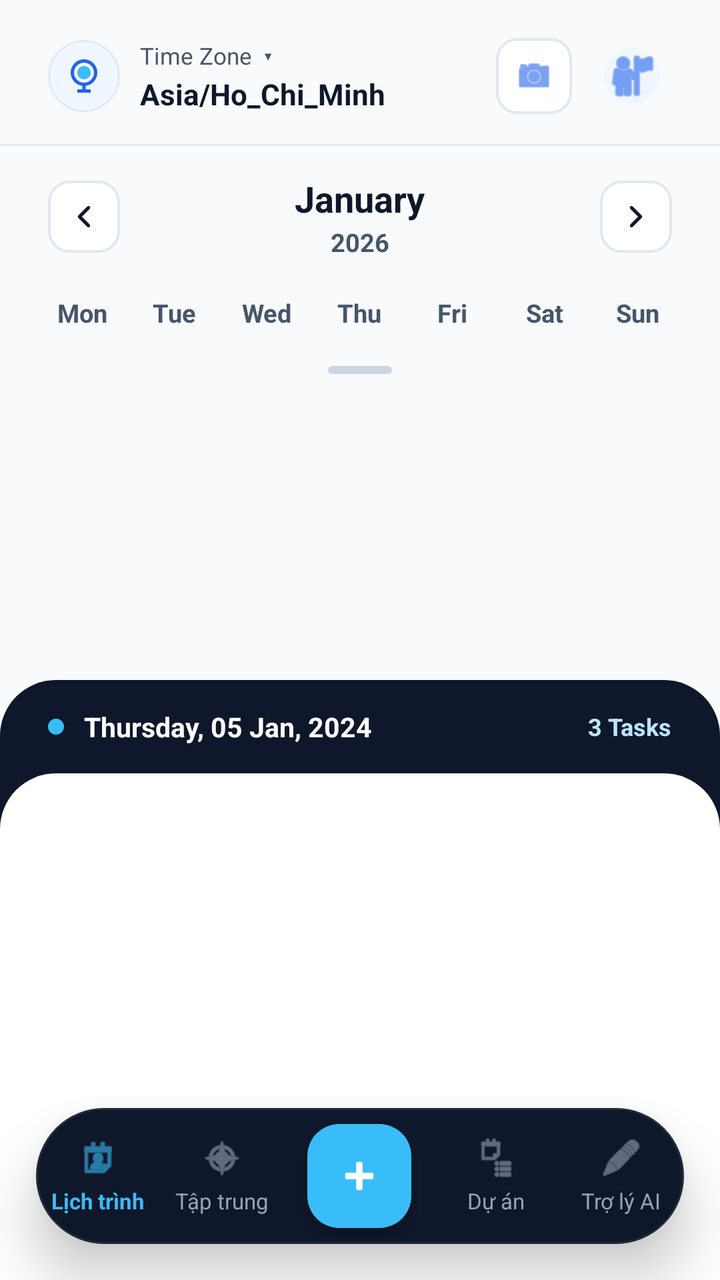
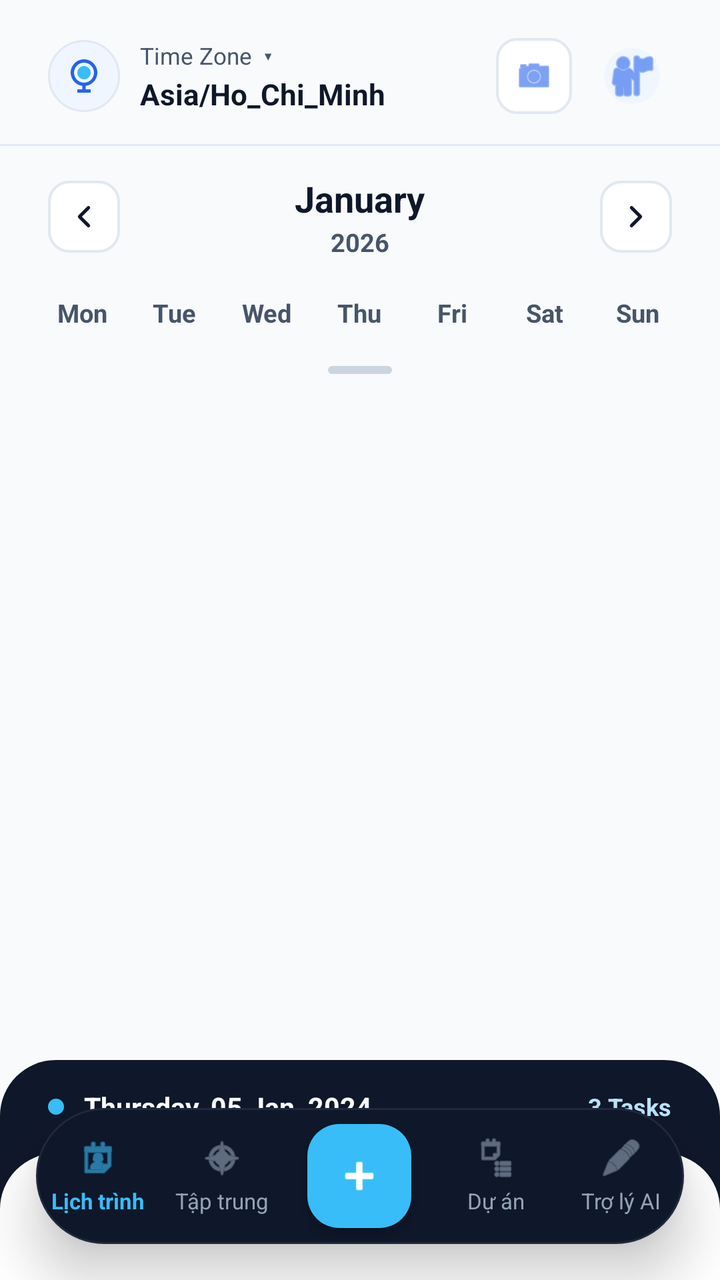

The first picture is an Android layout as it rendered before a commit; the second is the same layout after the commit. The layout source and the unified diff follow.
<!-- AndroidManifest.xml: application theme Theme.MyApplication -->
<!-- res/layout/activity_home.xml -->
<?xml version="1.0" encoding="utf-8"?>
<androidx.coordinatorlayout.widget.CoordinatorLayout
    xmlns:android="http://schemas.android.com/apk/res/android"
    xmlns:app="http://schemas.android.com/apk/res-auto"
    xmlns:tools="http://schemas.android.com/tools"
    android:layout_width="match_parent"
    android:layout_height="match_parent"
    android:background="@color/bg_main"
    tools:context=".ui.main.MainActivity">

    
    <androidx.core.widget.NestedScrollView
        android:id="@+id/scrollCalendar"
        android:layout_width="match_parent"
        android:layout_height="match_parent"
        android:clipToPadding="false"
        android:fillViewport="true"
        android:paddingBottom="240dp">

        <androidx.constraintlayout.widget.ConstraintLayout
            android:layout_width="match_parent"
            android:layout_height="wrap_content">

            
            <FrameLayout
                android:id="@+id/badgeTimeZoneIcon"
                android:layout_width="36dp"
                android:layout_height="36dp"
                android:layout_marginStart="24dp"
                android:layout_marginTop="20dp"
                android:background="@drawable/bg_timezone_badge"
                app:layout_constraintStart_toStartOf="parent"
                app:layout_constraintTop_toTopOf="parent">

                <ImageView
                    android:layout_width="20dp"
                    android:layout_height="20dp"
                    android:layout_gravity="center"
                    android:src="@drawable/ic_globe_timezone" />
            </FrameLayout>

            
            <LinearLayout
                android:id="@+id/layoutTimeZone"
                android:layout_width="wrap_content"
                android:layout_height="wrap_content"
                android:layout_marginStart="10dp"
                android:background="?attr/selectableItemBackground"
                android:clickable="true"
                android:focusable="true"
                android:orientation="vertical"
                android:paddingVertical="2dp"
                app:layout_constraintBottom_toBottomOf="@id/badgeTimeZoneIcon"
                app:layout_constraintStart_toEndOf="@id/badgeTimeZoneIcon"
                app:layout_constraintTop_toTopOf="@id/badgeTimeZoneIcon">

                <TextView
                    android:id="@+id/tvTimeZoneLabel"
                    android:layout_width="wrap_content"
                    android:layout_height="wrap_content"
                    android:text="Time Zone  ▾"
                    android:textColor="@color/text_secondary"
                    android:textSize="11.5sp" />

                <TextView
                    android:id="@+id/tvTimeZoneValue"
                    android:layout_width="wrap_content"
                    android:layout_height="wrap_content"
                    android:layout_marginTop="1dp"
                    android:text="Asia/Ho_Chi_Minh"
                    android:textColor="@color/text_primary"
                    android:textSize="14.5sp"
                    android:textStyle="bold" />
            </LinearLayout>

            
            <ImageView
                android:id="@+id/btnScanSchedule"
                android:layout_width="38dp"
                android:layout_height="38dp"
                android:layout_marginEnd="10dp"
                android:background="@drawable/bg_month_nav_btn"
                android:clickable="true"
                android:focusable="true"
                android:padding="9dp"
                android:src="@android:drawable/ic_menu_camera"
                app:layout_constraintBottom_toBottomOf="@id/imgAvatar"
                app:layout_constraintEnd_toStartOf="@id/imgAvatar"
                app:layout_constraintTop_toTopOf="@id/imgAvatar"
                app:tint="@color/brand_primary" />

            
            <com.google.android.material.imageview.ShapeableImageView
                android:id="@+id/imgAvatar"
                android:layout_width="40dp"
                android:layout_height="40dp"
                android:layout_marginEnd="24dp"
                android:background="@drawable/bg_timezone_badge"
                android:clickable="true"
                android:focusable="true"
                android:padding="6dp"
                android:scaleType="centerCrop"
                android:src="@android:drawable/ic_menu_myplaces"
                app:layout_constraintBottom_toBottomOf="@id/badgeTimeZoneIcon"
                app:layout_constraintEnd_toEndOf="parent"
                app:layout_constraintTop_toTopOf="@id/badgeTimeZoneIcon"
                app:shapeAppearanceOverlay="@style/CircleImageStyle"
                app:tint="@color/brand_primary" />

            
            <View
                android:id="@+id/dividerHeader"
                android:layout_width="match_parent"
                android:layout_height="1dp"
                android:layout_marginTop="16dp"
                android:background="@color/card_stroke"
                app:layout_constraintTop_toBottomOf="@id/badgeTimeZoneIcon" />

            
            <androidx.constraintlayout.widget.ConstraintLayout
                android:id="@+id/cardCalendarBento"
                android:layout_width="match_parent"
                android:layout_height="wrap_content"
                android:paddingTop="14dp"
                android:paddingBottom="10dp"
                app:layout_constraintTop_toBottomOf="@id/dividerHeader">

                
                <ImageButton
                    android:id="@+id/btnPrevMonth"
                    android:layout_width="36dp"
                    android:layout_height="36dp"
                    android:layout_marginStart="24dp"
                    android:background="@drawable/bg_month_nav_btn"
                    android:contentDescription="Tháng trước"
                    android:padding="9dp"
                    android:scaleType="fitCenter"
                    android:src="@drawable/ic_chevron_left"
                    app:layout_constraintBottom_toBottomOf="@id/layoutMonthTitleCenter"
                    app:layout_constraintStart_toStartOf="parent"
                    app:layout_constraintTop_toTopOf="@id/layoutMonthTitleCenter"
                    app:tint="@color/text_primary" />

                <LinearLayout
                    android:id="@+id/layoutMonthTitleCenter"
                    android:layout_width="wrap_content"
                    android:layout_height="wrap_content"
                    android:gravity="center"
                    android:orientation="vertical"
                    app:layout_constraintEnd_toStartOf="@id/btnNextMonth"
                    app:layout_constraintStart_toEndOf="@id/btnPrevMonth"
                    app:layout_constraintTop_toTopOf="parent">

                    <TextView
                        android:id="@+id/tvMonthYear"
                        android:layout_width="wrap_content"
                        android:layout_height="wrap_content"
                        android:text="January"
                        android:textColor="@color/text_primary"
                        android:textSize="18sp"
                        android:textStyle="bold" />

                    <TextView
                        android:id="@+id/tvYearSubtitle"
                        android:layout_width="wrap_content"
                        android:layout_height="wrap_content"
                        android:layout_marginTop="1dp"
                        android:text="2026"
                        android:textColor="@color/text_secondary"
                        android:textSize="12.5sp"
                        android:textStyle="bold" />
                </LinearLayout>

                <ImageButton
                    android:id="@+id/btnNextMonth"
                    android:layout_width="36dp"
                    android:layout_height="36dp"
                    android:layout_marginEnd="24dp"
                    android:background="@drawable/bg_month_nav_btn"
                    android:contentDescription="Tháng sau"
                    android:padding="9dp"
                    android:scaleType="fitCenter"
                    android:src="@drawable/ic_chevron_right"
                    app:layout_constraintBottom_toBottomOf="@id/layoutMonthTitleCenter"
                    app:layout_constraintEnd_toEndOf="parent"
                    app:layout_constraintTop_toTopOf="@id/layoutMonthTitleCenter"
                    app:tint="@color/text_primary" />

                
                <androidx.recyclerview.widget.RecyclerView
                    android:id="@+id/rvHorizontalCalendar"
                    android:layout_width="match_parent"
                    android:layout_height="wrap_content"
                    android:layout_marginTop="14dp"
                    android:clipToPadding="false"
                    android:paddingStart="24dp"
                    android:paddingEnd="14dp"
                    android:visibility="invisible"
                    app:layout_constraintTop_toBottomOf="@id/layoutMonthTitleCenter" />

                
                <LinearLayout
                    android:id="@+id/layoutFullCalendar"
                    android:layout_width="match_parent"
                    android:layout_height="wrap_content"
                    android:layout_marginTop="18dp"
                    android:orientation="vertical"
                    android:paddingHorizontal="18dp"
                    android:visibility="visible"
                    app:layout_constraintTop_toBottomOf="@id/layoutMonthTitleCenter">

                    
                    <LinearLayout
                        android:layout_width="match_parent"
                        android:layout_height="wrap_content"
                        android:layout_marginBottom="8dp"
                        android:orientation="horizontal"
                        android:weightSum="7">
                        <TextView android:layout_width="0dp" android:layout_height="wrap_content" android:layout_weight="1" android:gravity="center" android:text="Mon" android:textColor="@color/text_secondary" android:textSize="12.5sp" android:textStyle="bold"/>
                        <TextView android:layout_width="0dp" android:layout_height="wrap_content" android:layout_weight="1" android:gravity="center" android:text="Tue" android:textColor="@color/text_secondary" android:textSize="12.5sp" android:textStyle="bold"/>
                        <TextView android:layout_width="0dp" android:layout_height="wrap_content" android:layout_weight="1" android:gravity="center" android:text="Wed" android:textColor="@color/text_secondary" android:textSize="12.5sp" android:textStyle="bold"/>
                        <TextView android:layout_width="0dp" android:layout_height="wrap_content" android:layout_weight="1" android:gravity="center" android:text="Thu" android:textColor="@color/text_secondary" android:textSize="12.5sp" android:textStyle="bold"/>
                        <TextView android:layout_width="0dp" android:layout_height="wrap_content" android:layout_weight="1" android:gravity="center" android:text="Fri" android:textColor="@color/text_secondary" android:textSize="12.5sp" android:textStyle="bold"/>
                        <TextView android:layout_width="0dp" android:layout_height="wrap_content" android:layout_weight="1" android:gravity="center" android:text="Sat" android:textColor="@color/text_secondary" android:textSize="12.5sp" android:textStyle="bold"/>
                        <TextView android:layout_width="0dp" android:layout_height="wrap_content" android:layout_weight="1" android:gravity="center" android:text="Sun" android:textColor="@color/text_secondary" android:textSize="12.5sp" android:textStyle="bold"/>
                    </LinearLayout>

                    <androidx.recyclerview.widget.RecyclerView
                        android:id="@+id/rvFullCalendarGrid"
                        android:layout_width="match_parent"
                        android:layout_height="wrap_content"
                        android:nestedScrollingEnabled="false"
                        android:overScrollMode="never" />

                    
                    <View
                        android:id="@+id/dragHandle"
                        android:layout_width="32dp"
                        android:layout_height="4dp"
                        android:layout_gravity="center_horizontal"
                        android:layout_marginTop="10dp"
                        android:background="@drawable/bg_pill_light"
                        android:backgroundTint="#CBD5E1" />
                </LinearLayout>

            </androidx.constraintlayout.widget.ConstraintLayout>

        </androidx.constraintlayout.widget.ConstraintLayout>
    </androidx.core.widget.NestedScrollView>

    
    <LinearLayout
        android:id="@+id/layoutAgendaBottomSheet"
        android:layout_width="match_parent"
        android:layout_height="match_parent"
        android:background="@drawable/bg_bottom_sheet"
        android:clickable="true"
        android:focusable="true"
        android:orientation="vertical"
        app:behavior_hideable="false"
        app:behavior_peekHeight="300dp"
        app:layout_behavior="com.google.android.material.bottomsheet.BottomSheetBehavior">

        
        <LinearLayout
            android:layout_width="match_parent"
            android:layout_height="wrap_content"
            android:gravity="center_vertical"
            android:orientation="horizontal"
            android:paddingHorizontal="24dp"
            android:paddingTop="14dp"
            android:paddingBottom="14dp">

            <View
                android:layout_width="8dp"
                android:layout_height="8dp"
                android:background="@drawable/bg_circle_teal"
                android:backgroundTint="#38BDF8" />

            <TextView
                android:id="@+id/tvAgendaDate"
                android:layout_width="0dp"
                android:layout_height="wrap_content"
                android:layout_marginStart="10dp"
                android:layout_weight="1"
                android:text="Thursday, 05 Jan, 2024"
                android:textColor="#FFFFFF"
                android:textSize="13.5sp"
                android:textStyle="bold" />

            <TextView
                android:id="@+id/tvTasksToday"
                android:layout_width="wrap_content"
                android:layout_height="wrap_content"
                android:text="3 Tasks"
                android:textColor="#BAE6FD"
                android:textSize="12sp"
                android:textStyle="bold" />
        </LinearLayout>

        
        <LinearLayout
            android:layout_width="match_parent"
            android:layout_height="match_parent"
            android:background="@drawable/bg_rounded_top_white"
            android:orientation="vertical"
            android:paddingHorizontal="20dp"
            android:paddingTop="20dp">

            <androidx.recyclerview.widget.RecyclerView
                android:id="@+id/rvTasks"
                android:layout_width="match_parent"
                android:layout_height="match_parent"
                android:clipToPadding="false"
                android:paddingBottom="110dp" />

        </LinearLayout>
    </LinearLayout>

    
    <LinearLayout
        android:id="@+id/cardBottomNav"
        android:layout_width="match_parent"
        android:layout_height="68dp"
        android:layout_gravity="bottom"
        android:layout_marginStart="18dp"
        android:layout_marginEnd="18dp"
        android:layout_marginBottom="18dp"
        android:background="@drawable/bg_bottom_nav_dark"
        android:elevation="16dp"
        android:gravity="center_vertical"
        android:orientation="horizontal">

        
        <LinearLayout
            android:id="@+id/navAgenda"
            android:layout_width="0dp"
            android:layout_height="match_parent"
            android:layout_weight="1"
            android:background="?android:attr/selectableItemBackgroundBorderless"
            android:clickable="true"
            android:focusable="true"
            android:gravity="center"
            android:orientation="vertical">

            <ImageView
                android:layout_width="22dp"
                android:layout_height="22dp"
                android:src="@android:drawable/ic_menu_my_calendar"
                app:tint="#38BDF8" />

            <TextView
                android:layout_width="wrap_content"
                android:layout_height="wrap_content"
                android:layout_marginTop="3dp"
                android:text="Lịch trình"
                android:textColor="#38BDF8"
                android:textSize="11sp"
                android:textStyle="bold" />
        </LinearLayout>

        
        <LinearLayout
            android:id="@+id/navFocus"
            android:layout_width="0dp"
            android:layout_height="match_parent"
            android:layout_weight="1"
            android:background="?android:attr/selectableItemBackgroundBorderless"
            android:clickable="true"
            android:focusable="true"
            android:gravity="center"
            android:orientation="vertical">

            <ImageView
                android:layout_width="22dp"
                android:layout_height="22dp"
                android:src="@android:drawable/ic_menu_compass"
                app:tint="#94A3B8" />

            <TextView
                android:layout_width="wrap_content"
                android:layout_height="wrap_content"
                android:layout_marginTop="3dp"
                android:text="Tập trung"
                android:textColor="#94A3B8"
                android:textSize="11sp" />
        </LinearLayout>

        
        <FrameLayout
            android:layout_width="0dp"
            android:layout_height="match_parent"
            android:layout_weight="1.2"
            android:gravity="center">

            <com.google.android.material.floatingactionbutton.FloatingActionButton
                android:id="@+id/fabAdd"
                android:layout_width="wrap_content"
                android:layout_height="wrap_content"
                android:layout_gravity="center"
                android:contentDescription="Thêm công việc"
                android:src="@android:drawable/ic_input_add"
                app:backgroundTint="@color/brand_accent"
                app:borderWidth="0dp"
                app:elevation="4dp"
                app:fabCustomSize="52dp"
                app:maxImageSize="26dp"
                app:tint="#FFFFFF" />
        </FrameLayout>

        
        <LinearLayout
            android:id="@+id/navProjects"
            android:layout_width="0dp"
            android:layout_height="match_parent"
            android:layout_weight="1"
            android:background="?android:attr/selectableItemBackgroundBorderless"
            android:clickable="true"
            android:focusable="true"
            android:gravity="center"
            android:orientation="vertical">

            <ImageView
                android:layout_width="22dp"
                android:layout_height="22dp"
                android:src="@android:drawable/ic_menu_agenda"
                app:tint="#94A3B8" />

            <TextView
                android:layout_width="wrap_content"
                android:layout_height="wrap_content"
                android:layout_marginTop="3dp"
                android:text="Dự án"
                android:textColor="#94A3B8"
                android:textSize="11sp" />
        </LinearLayout>

        
        <LinearLayout
            android:id="@+id/navTimeline"
            android:layout_width="0dp"
            android:layout_height="match_parent"
            android:layout_weight="1"
            android:background="?android:attr/selectableItemBackgroundBorderless"
            android:clickable="true"
            android:focusable="true"
            android:gravity="center"
            android:orientation="vertical">

            <ImageView
                android:layout_width="22dp"
                android:layout_height="22dp"
                android:src="@android:drawable/ic_menu_edit"
                app:tint="#94A3B8" />

            <TextView
                android:layout_width="wrap_content"
                android:layout_height="wrap_content"
                android:layout_marginTop="3dp"
                android:text="Trợ lý AI"
                android:textColor="#94A3B8"
                android:textSize="11sp" />
        </LinearLayout>

    </LinearLayout>

</androidx.coordinatorlayout.widget.CoordinatorLayout>
<!-- resources referenced by this layout -->
<resources>
  <color name="bg_main">#F8FAFC</color>
  <color name="brand_accent">#38BDF8</color>
  <color name="brand_primary">#2563EB</color>
  <color name="card_stroke">#E2E8F0</color>
  <color name="text_primary">#0F172A</color>
  <color name="text_secondary">#475569</color>
  <!-- drawable bg_bottom_nav_dark (drawable) -->
  <?xml version="1.0" encoding="utf-8"?>
  <shape xmlns:android="http://schemas.android.com/apk/res/android"
      android:shape="rectangle">
      <solid android:color="#0F172A" />
      <corners android:radius="35dp" />
      <stroke
          android:width="1dp"
          android:color="#1E293B" />
  </shape>
  <!-- drawable bg_bottom_sheet (drawable) -->
  <?xml version="1.0" encoding="utf-8"?>
  <shape xmlns:android="http://schemas.android.com/apk/res/android"
      android:shape="rectangle">
      <solid android:color="#0F172A" />
      <corners
          android:topLeftRadius="28dp"
          android:topRightRadius="28dp" />
  </shape>
  <!-- drawable bg_circle_teal (drawable) -->
  <?xml version="1.0" encoding="utf-8"?>
  <shape xmlns:android="http://schemas.android.com/apk/res/android"
      android:shape="oval">
      <solid android:color="#38BDF8" />
  </shape>
  <!-- drawable bg_month_nav_btn (drawable) -->
  <?xml version="1.0" encoding="utf-8"?>
  <shape xmlns:android="http://schemas.android.com/apk/res/android"
      android:shape="rectangle">
      <solid android:color="@color/card_bg" />
      <corners android:radius="10dp" />
      <stroke
          android:width="1.2dp"
          android:color="@color/card_stroke" />
  </shape>
  <!-- drawable bg_pill_light (drawable) -->
  <?xml version="1.0" encoding="utf-8"?>
  <shape xmlns:android="http://schemas.android.com/apk/res/android"
      android:shape="rectangle">
      <solid android:color="@color/surface_pill" />
      <corners android:radius="24dp" />
      <stroke
          android:width="1dp"
          android:color="@color/card_stroke" />
  </shape>
  <!-- drawable bg_rounded_top_white (drawable) -->
  <?xml version="1.0" encoding="utf-8"?>
  <shape xmlns:android="http://schemas.android.com/apk/res/android"
      android:shape="rectangle">
      <solid android:color="@color/card_bg" />
      <corners
          android:topLeftRadius="28dp"
          android:topRightRadius="28dp" />
  </shape>
  <!-- drawable bg_timezone_badge (drawable) -->
  <?xml version="1.0" encoding="utf-8"?>
  <shape xmlns:android="http://schemas.android.com/apk/res/android"
      android:shape="oval">
      <solid android:color="@color/surface_pill" />
      <stroke
          android:width="1dp"
          android:color="@color/card_stroke" />
  </shape>
  <!-- drawable ic_chevron_left (drawable) -->
  <?xml version="1.0" encoding="utf-8"?>
  <vector xmlns:android="http://schemas.android.com/apk/res/android"
      android:width="20dp"
      android:height="20dp"
      android:viewportWidth="24"
      android:viewportHeight="24">
      <path
          android:fillColor="#00000000"
          android:strokeColor="#1B1B1B"
          android:strokeWidth="2.2"
          android:strokeLineCap="round"
          android:strokeLineJoin="round"
          android:pathData="M15,18l-6,-6 6,-6" />
  </vector>
  <!-- drawable ic_chevron_right (drawable) -->
  <?xml version="1.0" encoding="utf-8"?>
  <vector xmlns:android="http://schemas.android.com/apk/res/android"
      android:width="20dp"
      android:height="20dp"
      android:viewportWidth="24"
      android:viewportHeight="24">
      <path
          android:fillColor="#00000000"
          android:strokeColor="#1B1B1B"
          android:strokeWidth="2.2"
          android:strokeLineCap="round"
          android:strokeLineJoin="round"
          android:pathData="M9,18l6,-6 -6,-6" />
  </vector>
  <style name="CircleImageStyle" parent="">
          <item name="cornerFamily">rounded</item>
          <item name="cornerSize">50%</item>
      </style>
  <style name="Theme.MyApplication" parent="Base.Theme.MyApplication" />
  <color name="card_bg">#FFFFFF</color>
  <color name="surface_pill">#EFF6FF</color>
  <color name="brand_primary_dark">#1D4ED8</color>
  <!-- unchanged entries left out for length: 2 -->
</resources>

<!-- the commit's change to res/layout/activity_home.xml (unified diff, before → after) -->
@@ -15,7 +15,7 @@
         android:layout_height="match_parent"
         android:clipToPadding="false"
         android:fillViewport="true"
-        android:paddingBottom="240dp">
+        android:paddingBottom="120dp">
 
         <androidx.constraintlayout.widget.ConstraintLayout
             android:layout_width="match_parent"
@@ -258,7 +258,8 @@
         android:focusable="true"
         android:orientation="vertical"
         app:behavior_hideable="false"
-        app:behavior_peekHeight="300dp"
+        app:behavior_peekHeight="110dp"
+        app:behavior_expandedOffset="210dp"
         app:layout_behavior="com.google.android.material.bottomsheet.BottomSheetBehavior">
 
         
